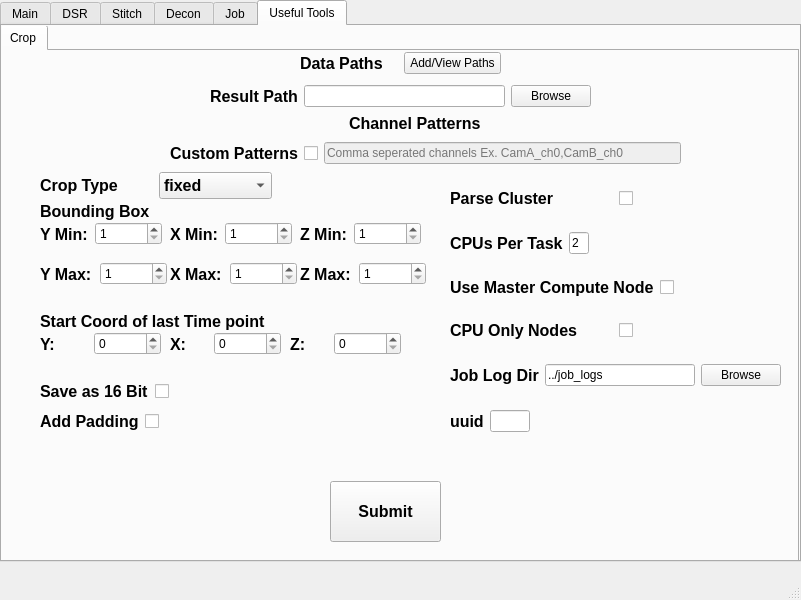
This is mainwindow.ui in abcucberkeley/PetaKit5D-GUI as Qt 5 draws it before an edit. The edited form follows.
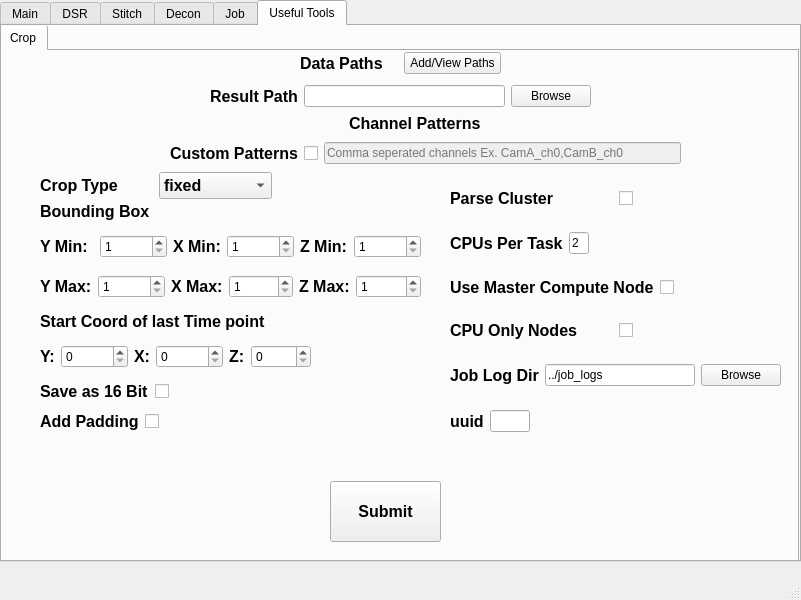
This is the edited form.

Patch:
```diff
--- a/mainwindow.ui
+++ b/mainwindow.ui
@@ -2852,180 +2852,12 @@
          </item>
         </layout>
        </widget>
-       <widget class="QWidget" name="layoutWidget_16">
-        <property name="geometry">
-         <rect>
-          <x>40</x>
-          <y>210</y>
-          <width>127</width>
-          <height>26</height>
-         </rect>
-        </property>
-        <layout class="QHBoxLayout" name="cropBoundBoxYMaxHorizontalLayout">
-         <item>
-          <widget class="QLabel" name="cropBoundBoxYMaxLabel">
-           <property name="enabled">
-            <bool>true</bool>
-           </property>
-           <property name="font">
-            <font>
-             <pointsize>12</pointsize>
-             <weight>75</weight>
-             <bold>true</bold>
-            </font>
-           </property>
-           <property name="text">
-            <string>Y Max:</string>
-           </property>
-          </widget>
-         </item>
-         <item>
-          <widget class="QSpinBox" name="cropBoundBoxYMaxSpinBox">
-           <property name="enabled">
-            <bool>true</bool>
-           </property>
-           <property name="minimum">
-            <number>1</number>
-           </property>
-           <property name="maximum">
-            <number>1000000</number>
-           </property>
-          </widget>
-         </item>
-        </layout>
-       </widget>
-       <widget class="QWidget" name="layoutWidget_17">
-        <property name="geometry">
-         <rect>
-          <x>300</x>
-          <y>170</y>
-          <width>121</width>
-          <height>26</height>
-         </rect>
-        </property>
-        <layout class="QHBoxLayout" name="cropBoundBoxZMinHorizontalLayout">
-         <item>
-          <widget class="QLabel" name="cropBoundBoxZMinLabel">
-           <property name="enabled">
-            <bool>true</bool>
-           </property>
-           <property name="font">
-            <font>
-             <pointsize>12</pointsize>
-             <weight>75</weight>
-             <bold>true</bold>
-            </font>
-           </property>
-           <property name="text">
-            <string>Z Min:</string>
-           </property>
-          </widget>
-         </item>
-         <item>
-          <widget class="QSpinBox" name="cropBoundBoxZMinSpinBox">
-           <property name="enabled">
-            <bool>true</bool>
-           </property>
-           <property name="minimum">
-            <number>1</number>
-           </property>
-           <property name="maximum">
-            <number>1000000</number>
-           </property>
-          </widget>
-         </item>
-        </layout>
-       </widget>
-       <widget class="QWidget" name="layoutWidget_18">
-        <property name="geometry">
-         <rect>
-          <x>300</x>
-          <y>210</y>
-          <width>126</width>
-          <height>26</height>
-         </rect>
-        </property>
-        <layout class="QHBoxLayout" name="cropBoundBoxZMaxMaxHorizontalLayout">
-         <item>
-          <widget class="QLabel" name="cropBoundBoxZMaxLabel">
-           <property name="enabled">
-            <bool>true</bool>
-           </property>
-           <property name="font">
-            <font>
-             <pointsize>12</pointsize>
-             <weight>75</weight>
-             <bold>true</bold>
-            </font>
-           </property>
-           <property name="text">
-            <string>Z Max:</string>
-           </property>
-          </widget>
-         </item>
-         <item>
-          <widget class="QSpinBox" name="cropBoundBoxZMaxSpinBox">
-           <property name="enabled">
-            <bool>true</bool>
-           </property>
-           <property name="minimum">
-            <number>1</number>
-           </property>
-           <property name="maximum">
-            <number>1000000</number>
-           </property>
-          </widget>
-         </item>
-        </layout>
-       </widget>
-       <widget class="QWidget" name="layoutWidget_9">
-        <property name="geometry">
-         <rect>
-          <x>40</x>
-          <y>170</y>
-          <width>122</width>
-          <height>26</height>
-         </rect>
-        </property>
-        <layout class="QHBoxLayout" name="cropBoundBoxYMinHorizontalLayout">
-         <item>
-          <widget class="QLabel" name="cropBoundBoxYMinLabel">
-           <property name="enabled">
-            <bool>true</bool>
-           </property>
-           <property name="font">
-            <font>
-             <pointsize>12</pointsize>
-             <weight>75</weight>
-             <bold>true</bold>
-            </font>
-           </property>
-           <property name="text">
-            <string>Y Min:</string>
-           </property>
-          </widget>
-         </item>
-         <item>
-          <widget class="QSpinBox" name="cropBoundBoxYMinSpinBox">
-           <property name="enabled">
-            <bool>true</bool>
-           </property>
-           <property name="minimum">
-            <number>1</number>
-           </property>
-           <property name="maximum">
-            <number>1000000</number>
-           </property>
-          </widget>
-         </item>
-        </layout>
-       </widget>
        <widget class="QWidget" name="layoutWidget_19">
         <property name="geometry">
          <rect>
           <x>40</x>
           <y>150</y>
-          <width>121</width>
+          <width>131</width>
           <height>21</height>
          </rect>
         </property>
@@ -3046,231 +2878,12 @@
          </item>
         </layout>
        </widget>
-       <widget class="QWidget" name="layoutWidget_20">
-        <property name="geometry">
-         <rect>
-          <x>170</x>
-          <y>210</y>
-          <width>127</width>
-          <height>26</height>
-         </rect>
-        </property>
-        <layout class="QHBoxLayout" name="cropBoundBoxXMaxHorizontalLayout">
-         <item>
-          <widget class="QLabel" name="cropBoundBoxXMaxLabel">
-           <property name="enabled">
-            <bool>true</bool>
-           </property>
-           <property name="font">
-            <font>
-             <pointsize>12</pointsize>
-             <weight>75</weight>
-             <bold>true</bold>
-            </font>
-           </property>
-           <property name="text">
-            <string>X Max:</string>
-           </property>
-          </widget>
-         </item>
-         <item>
-          <widget class="QSpinBox" name="cropBoundBoxXMaxSpinBox">
-           <property name="enabled">
-            <bool>true</bool>
-           </property>
-           <property name="minimum">
-            <number>1</number>
-           </property>
-           <property name="maximum">
-            <number>1000000</number>
-           </property>
-          </widget>
-         </item>
-        </layout>
-       </widget>
-       <widget class="QWidget" name="layoutWidget_21">
-        <property name="geometry">
-         <rect>
-          <x>170</x>
-          <y>170</y>
-          <width>122</width>
-          <height>26</height>
-         </rect>
-        </property>
-        <layout class="QHBoxLayout" name="cropBoundBoxXMinHorizontalLayout">
-         <item>
-          <widget class="QLabel" name="cropBoundBoxXMinLabel">
-           <property name="enabled">
-            <bool>true</bool>
-           </property>
-           <property name="font">
-            <font>
-             <pointsize>12</pointsize>
-             <weight>75</weight>
-             <bold>true</bold>
-            </font>
-           </property>
-           <property name="text">
-            <string>X Min:</string>
-           </property>
-          </widget>
-         </item>
-         <item>
-          <widget class="QSpinBox" name="cropBoundBoxXMinSpinBox">
-           <property name="enabled">
-            <bool>true</bool>
-           </property>
-           <property name="minimum">
-            <number>1</number>
-           </property>
-           <property name="maximum">
-            <number>1000000</number>
-           </property>
-          </widget>
-         </item>
-        </layout>
-       </widget>
-       <widget class="QWidget" name="layoutWidget_22">
-        <property name="geometry">
-         <rect>
-          <x>40</x>
-          <y>280</y>
-          <width>121</width>
-          <height>26</height>
-         </rect>
-        </property>
-        <layout class="QHBoxLayout" name="cropLastStartYHorizontalLayout">
-         <item>
-          <widget class="QLabel" name="cropLastStartYLabel">
-           <property name="enabled">
-            <bool>true</bool>
-           </property>
-           <property name="font">
-            <font>
-             <pointsize>12</pointsize>
-             <weight>75</weight>
-             <bold>true</bold>
-            </font>
-           </property>
-           <property name="text">
-            <string>Y:</string>
-           </property>
-          </widget>
-         </item>
-         <item>
-          <widget class="QSpinBox" name="cropLastStartYSpinBox">
-           <property name="enabled">
-            <bool>true</bool>
-           </property>
-           <property name="minimum">
-            <number>0</number>
-           </property>
-           <property name="maximum">
-            <number>1000000</number>
-           </property>
-           <property name="value">
-            <number>0</number>
-           </property>
-          </widget>
-         </item>
-        </layout>
-       </widget>
-       <widget class="QWidget" name="layoutWidget_23">
-        <property name="geometry">
-         <rect>
-          <x>290</x>
-          <y>280</y>
-          <width>111</width>
-          <height>26</height>
-         </rect>
-        </property>
-        <layout class="QHBoxLayout" name="cropLastStartZHorizontalLayout">
-         <item>
-          <widget class="QLabel" name="cropLastStartZLabel">
-           <property name="enabled">
-            <bool>true</bool>
-           </property>
-           <property name="font">
-            <font>
-             <pointsize>12</pointsize>
-             <weight>75</weight>
-             <bold>true</bold>
-            </font>
-           </property>
-           <property name="text">
-            <string>Z:</string>
-           </property>
-          </widget>
-         </item>
-         <item>
-          <widget class="QSpinBox" name="cropLastStartZSpinBox">
-           <property name="enabled">
-            <bool>true</bool>
-           </property>
-           <property name="minimum">
-            <number>0</number>
-           </property>
-           <property name="maximum">
-            <number>1000000</number>
-           </property>
-           <property name="value">
-            <number>0</number>
-           </property>
-          </widget>
-         </item>
-        </layout>
-       </widget>
-       <widget class="QWidget" name="layoutWidget_24">
-        <property name="geometry">
-         <rect>
-          <x>170</x>
-          <y>280</y>
-          <width>111</width>
-          <height>26</height>
-         </rect>
-        </property>
-        <layout class="QHBoxLayout" name="cropLastStartXHorizontalLayout">
-         <item>
-          <widget class="QLabel" name="cropLastStartXLabel">
-           <property name="enabled">
-            <bool>true</bool>
-           </property>
-           <property name="font">
-            <font>
-             <pointsize>12</pointsize>
-             <weight>75</weight>
-             <bold>true</bold>
-            </font>
-           </property>
-           <property name="text">
-            <string>X:</string>
-           </property>
-          </widget>
-         </item>
-         <item>
-          <widget class="QSpinBox" name="cropLastStartXSpinBox">
-           <property name="enabled">
-            <bool>true</bool>
-           </property>
-           <property name="minimum">
-            <number>0</number>
-           </property>
-           <property name="maximum">
-            <number>1000000</number>
-           </property>
-           <property name="value">
-            <number>0</number>
-           </property>
-          </widget>
-         </item>
-        </layout>
-       </widget>
        <widget class="QWidget" name="layoutWidget_25">
         <property name="geometry">
          <rect>
           <x>40</x>
           <y>260</y>
-          <width>245</width>
+          <width>261</width>
           <height>21</height>
          </rect>
         </property>
@@ -3666,6 +3279,357 @@
          </item>
         </layout>
        </widget>
+       <widget class="QWidget" name="horizontalLayoutWidget_9">
+        <property name="geometry">
+         <rect>
+          <x>40</x>
+          <y>180</y>
+          <width>381</width>
+          <height>31</height>
+         </rect>
+        </property>
+        <layout class="QHBoxLayout" name="cropBoundBoxMinHorizontalLayout">
+         <item>
+          <layout class="QHBoxLayout" name="cropBoundBoxYMinHorizontalLayout">
+           <item>
+            <widget class="QLabel" name="cropBoundBoxYMinLabel">
+             <property name="enabled">
+              <bool>true</bool>
+             </property>
+             <property name="font">
+              <font>
+               <pointsize>12</pointsize>
+               <weight>75</weight>
+               <bold>true</bold>
+              </font>
+             </property>
+             <property name="text">
+              <string>Y Min:</string>
+             </property>
+            </widget>
+           </item>
+           <item>
+            <widget class="QSpinBox" name="cropBoundBoxYMinSpinBox">
+             <property name="enabled">
+              <bool>true</bool>
+             </property>
+             <property name="minimum">
+              <number>1</number>
+             </property>
+             <property name="maximum">
+              <number>1000000</number>
+             </property>
+            </widget>
+           </item>
+           <item>
+            <layout class="QHBoxLayout" name="cropBoundBoxXMinHorizontalLayout">
+             <item>
+              <widget class="QLabel" name="cropBoundBoxXMinLabel">
+               <property name="enabled">
+                <bool>true</bool>
+               </property>
+               <property name="font">
+                <font>
+                 <pointsize>12</pointsize>
+                 <weight>75</weight>
+                 <bold>true</bold>
+                </font>
+               </property>
+               <property name="text">
+                <string>X Min:</string>
+               </property>
+              </widget>
+             </item>
+             <item>
+              <widget class="QSpinBox" name="cropBoundBoxXMinSpinBox">
+               <property name="enabled">
+                <bool>true</bool>
+               </property>
+               <property name="minimum">
+                <number>1</number>
+               </property>
+               <property name="maximum">
+                <number>1000000</number>
+               </property>
+              </widget>
+             </item>
+            </layout>
+           </item>
+           <item>
+            <layout class="QHBoxLayout" name="cropBoundBoxZMinHorizontalLayout">
+             <item>
+              <widget class="QLabel" name="cropBoundBoxZMinLabel">
+               <property name="enabled">
+                <bool>true</bool>
+               </property>
+               <property name="font">
+                <font>
+                 <pointsize>12</pointsize>
+                 <weight>75</weight>
+                 <bold>true</bold>
+                </font>
+               </property>
+               <property name="text">
+                <string>Z Min:</string>
+               </property>
+              </widget>
+             </item>
+             <item>
+              <widget class="QSpinBox" name="cropBoundBoxZMinSpinBox">
+               <property name="enabled">
+                <bool>true</bool>
+               </property>
+               <property name="minimum">
+                <number>1</number>
+               </property>
+               <property name="maximum">
+                <number>1000000</number>
+               </property>
+              </widget>
+             </item>
+            </layout>
+           </item>
+          </layout>
+         </item>
+        </layout>
+       </widget>
+       <widget class="QWidget" name="horizontalLayoutWidget_10">
+        <property name="geometry">
+         <rect>
+          <x>40</x>
+          <y>220</y>
+          <width>381</width>
+          <height>31</height>
+         </rect>
+        </property>
+        <layout class="QHBoxLayout" name="cropBoundBoxMaxHorizontalLayout">
+         <item>
+          <layout class="QHBoxLayout" name="cropBoundBoxYMaxHorizontalLayout">
+           <item>
+            <widget class="QLabel" name="cropBoundBoxYMaxLabel">
+             <property name="enabled">
+              <bool>true</bool>
+             </property>
+             <property name="font">
+              <font>
+               <pointsize>12</pointsize>
+               <weight>75</weight>
+               <bold>true</bold>
+              </font>
+             </property>
+             <property name="text">
+              <string>Y Max:</string>
+             </property>
+            </widget>
+           </item>
+           <item>
+            <widget class="QSpinBox" name="cropBoundBoxYMaxSpinBox">
+             <property name="enabled">
+              <bool>true</bool>
+             </property>
+             <property name="minimum">
+              <number>1</number>
+             </property>
+             <property name="maximum">
+              <number>1000000</number>
+             </property>
+            </widget>
+           </item>
+           <item>
+            <layout class="QHBoxLayout" name="cropBoundBoxXMaxHorizontalLayout">
+             <item>
+              <widget class="QLabel" name="cropBoundBoxXMaxLabel">
+               <property name="enabled">
+                <bool>true</bool>
+               </property>
+               <property name="font">
+                <font>
+                 <pointsize>12</pointsize>
+                 <weight>75</weight>
+                 <bold>true</bold>
+                </font>
+               </property>
+               <property name="text">
+                <string>X Max:</string>
+               </property>
+              </widget>
+             </item>
+             <item>
+              <widget class="QSpinBox" name="cropBoundBoxXMaxSpinBox">
+               <property name="enabled">
+                <bool>true</bool>
+               </property>
+               <property name="minimum">
+                <number>1</number>
+               </property>
+               <property name="maximum">
+                <number>1000000</number>
+               </property>
+              </widget>
+             </item>
+            </layout>
+           </item>
+           <item>
+            <layout class="QHBoxLayout" name="cropBoundBoxZMaxMaxHorizontalLayout">
+             <item>
+              <widget class="QLabel" name="cropBoundBoxZMaxLabel">
+               <property name="enabled">
+                <bool>true</bool>
+               </property>
+               <property name="font">
+                <font>
+                 <pointsize>12</pointsize>
+                 <weight>75</weight>
+                 <bold>true</bold>
+                </font>
+               </property>
+               <property name="text">
+                <string>Z Max:</string>
+               </property>
+              </widget>
+             </item>
+             <item>
+              <widget class="QSpinBox" name="cropBoundBoxZMaxSpinBox">
+               <property name="enabled">
+                <bool>true</bool>
+               </property>
+               <property name="minimum">
+                <number>1</number>
+               </property>
+               <property name="maximum">
+                <number>1000000</number>
+               </property>
+              </widget>
+             </item>
+            </layout>
+           </item>
+          </layout>
+         </item>
+        </layout>
+       </widget>
+       <widget class="QWidget" name="horizontalLayoutWidget_11">
+        <property name="geometry">
+         <rect>
+          <x>40</x>
+          <y>290</y>
+          <width>271</width>
+          <height>31</height>
+         </rect>
+        </property>
+        <layout class="QHBoxLayout" name="horizontalLayout_50">
+         <item>
+          <layout class="QHBoxLayout" name="cropLastStartYHorizontalLayout">
+           <item>
+            <widget class="QLabel" name="cropLastStartYLabel">
+             <property name="enabled">
+              <bool>true</bool>
+             </property>
+             <property name="font">
+              <font>
+               <pointsize>12</pointsize>
+               <weight>75</weight>
+               <bold>true</bold>
+              </font>
+             </property>
+             <property name="text">
+              <string>Y:</string>
+             </property>
+            </widget>
+           </item>
+           <item>
+            <widget class="QSpinBox" name="cropLastStartYSpinBox">
+             <property name="enabled">
+              <bool>true</bool>
+             </property>
+             <property name="minimum">
+              <number>0</number>
+             </property>
+             <property name="maximum">
+              <number>1000000</number>
+             </property>
+             <property name="value">
+              <number>0</number>
+             </property>
+            </widget>
+           </item>
+           <item>
+            <layout class="QHBoxLayout" name="cropLastStartXHorizontalLayout">
+             <item>
+              <widget class="QLabel" name="cropLastStartXLabel">
+               <property name="enabled">
+                <bool>true</bool>
+               </property>
+               <property name="font">
+                <font>
+                 <pointsize>12</pointsize>
+                 <weight>75</weight>
+                 <bold>true</bold>
+                </font>
+               </property>
+               <property name="text">
+                <string>X:</string>
+               </property>
+              </widget>
+             </item>
+             <item>
+              <widget class="QSpinBox" name="cropLastStartXSpinBox">
+               <property name="enabled">
+                <bool>true</bool>
+               </property>
+               <property name="minimum">
+                <number>0</number>
+               </property>
+               <property name="maximum">
+                <number>1000000</number>
+               </property>
+               <property name="value">
+                <number>0</number>
+               </property>
+              </widget>
+             </item>
+             <item>
+              <layout class="QHBoxLayout" name="cropLastStartZHorizontalLayout">
+               <item>
+                <widget class="QLabel" name="cropLastStartZLabel">
+                 <property name="enabled">
+                  <bool>true</bool>
+                 </property>
+                 <property name="font">
+                  <font>
+                   <pointsize>12</pointsize>
+                   <weight>75</weight>
+                   <bold>true</bold>
+                  </font>
+                 </property>
+                 <property name="text">
+                  <string>Z:</string>
+                 </property>
+                </widget>
+               </item>
+               <item>
+                <widget class="QSpinBox" name="cropLastStartZSpinBox">
+                 <property name="enabled">
+                  <bool>true</bool>
+                 </property>
+                 <property name="minimum">
+                  <number>0</number>
+                 </property>
+                 <property name="maximum">
+                  <number>1000000</number>
+                 </property>
+                 <property name="value">
+                  <number>0</number>
+                 </property>
+                </widget>
+               </item>
+              </layout>
+             </item>
+            </layout>
+           </item>
+          </layout>
+         </item>
+        </layout>
+       </widget>
       </widget>
      </widget>
     </widget>
```
Left out of the diff: 6 changed lines with no effect on the pictures.
